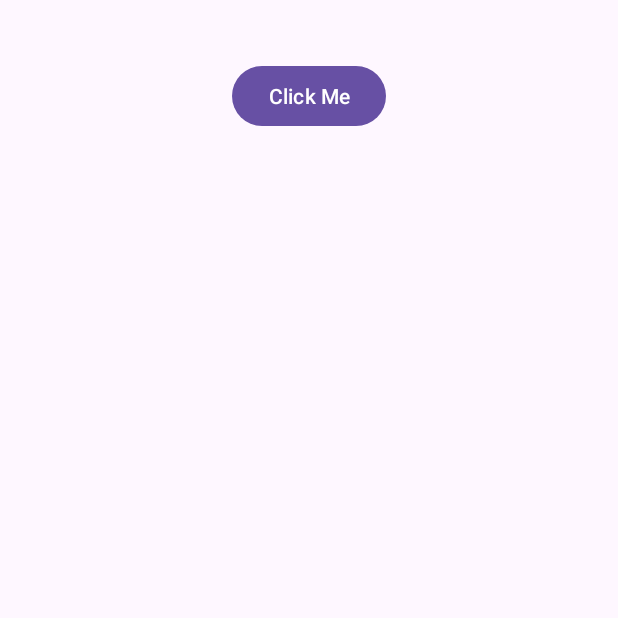
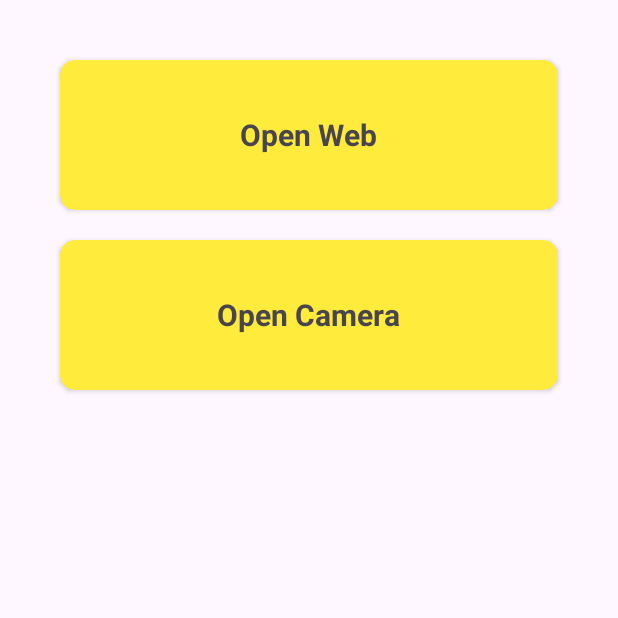
Before and after one commit to anurodh200/AndroidLearningDemo, an Android app: the screen it shows after launch (MainActivity), on a phone screen of 412 x 824 dp, the top half of it. Run offline under Robolectric (Android 15) with nearby library versions, the phone set to English and light mode, and no system bars.

Commit message:
Implicit Intent Usage

```diff
--- a/app/src/main/java/com/example/demo/MainActivity.kt
+++ b/app/src/main/java/com/example/demo/MainActivity.kt
@@ -1,12 +1,15 @@
 package com.example.demo
 
 import android.content.Intent
+import android.net.Uri
 import android.os.Bundle
+import android.provider.MediaStore
 import android.widget.Button
 import android.widget.LinearLayout
 import android.widget.Toast
 import androidx.activity.enableEdgeToEdge
 import androidx.appcompat.app.AppCompatActivity
+import androidx.cardview.widget.CardView
 import androidx.core.view.ViewCompat
 import androidx.core.view.WindowInsetsCompat
 
@@ -14,12 +17,24 @@ class MainActivity : AppCompatActivity() {
     override fun onCreate(savedInstanceState: Bundle?) {
         super.onCreate(savedInstanceState)
         setContentView(R.layout.activity_main)
-        val btnIntent = findViewById<Button>(R.id.btn)
+        val webBtn = findViewById<CardView>(R.id.cardWeb)
+        val cameraBtn = findViewById<CardView>(R.id.cardCamera)
 
-        btnIntent.setOnClickListener {
-            //Open a new Activity
-            intent = Intent(applicationContext, IntentScreen::class.java)
+        webBtn.setOnClickListener {
+            val intent = Intent(Intent.ACTION_VIEW)
+            intent.data = Uri.parse("https://desibakery.co.in/")
             startActivity(intent)
         }
+
+        cameraBtn.setOnClickListener {
+            val intent = Intent(MediaStore.ACTION_IMAGE_CAPTURE)
+            startActivity(intent)
+        }
+
+//        btnIntent.setOnClickListener {
+//            //Open a new Activity
+//            intent = Intent(applicationContext, IntentScreen::class.java)
+//            startActivity(intent)
+//        }
     }
 }
--- a/app/src/main/res/layout/activity_main.xml
+++ b/app/src/main/res/layout/activity_main.xml
@@ -9,14 +9,53 @@
     android:padding="20dp"
     tools:context=".MainActivity">
 
-    <Button
-        android:layout_width="wrap_content"
-        android:layout_height="wrap_content"
+    <androidx.cardview.widget.CardView
+        android:layout_width="match_parent"
+        android:id="@+id/cardWeb"
+        android:layout_height="100dp"
+        app:cardCornerRadius="10dp"
         android:layout_gravity="center"
-        android:layout_marginTop="10dp"
-        android:text="Click Me"
-        android:id="@+id/btn"
-        />
+        android:backgroundTint="@color/yellow"
+        android:layout_margin="10dp"
+        >
+
+
+        <TextView
+            android:layout_width="wrap_content"
+            android:layout_height="wrap_content"
+            android:id="@+id/text_view"
+            android:layout_gravity="center"
+            android:textStyle="bold"
+            android:textSize="20dp"
+            android:text="Open Web"
+            />
+
+
+    </androidx.cardview.widget.CardView>
+
+    <androidx.cardview.widget.CardView
+        android:layout_width="match_parent"
+        android:id="@+id/cardCamera"
+        android:layout_height="100dp"
+        app:cardCornerRadius="10dp"
+        android:layout_gravity="center"
+        android:backgroundTint="@color/yellow"
+        android:layout_margin="10dp"
+        >
+
+
+        <TextView
+            android:layout_width="wrap_content"
+            android:layout_height="wrap_content"
+            android:id="@+id/text_view_sec"
+            android:layout_gravity="center"
+            android:textStyle="bold"
+            android:textSize="20dp"
+            android:text="Open Camera"
+            />
+
+
+    </androidx.cardview.widget.CardView>
 
 
 </LinearLayout>
```
